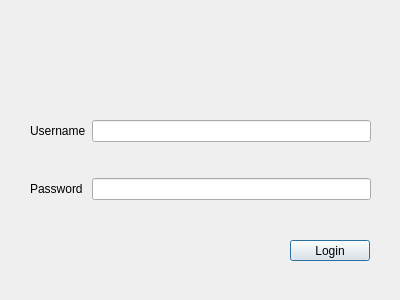
Qt form libsys/login.ui (Hydralyph/cs106-librarysystem) before a commit.
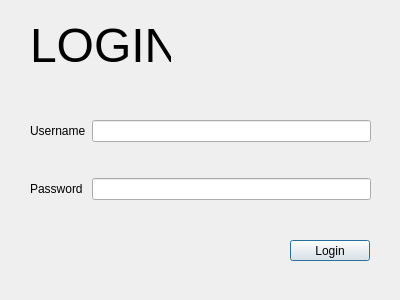
The same form after that commit.

```diff
--- a/libsys/login.ui
+++ b/libsys/login.ui
@@ -58,6 +58,24 @@
     <string>Login</string>
    </property>
   </widget>
+  <widget class="QLabel" name="label_3">
+   <property name="geometry">
+    <rect>
+     <x>30</x>
+     <y>20</y>
+     <width>141</width>
+     <height>51</height>
+    </rect>
+   </property>
+   <property name="font">
+    <font>
+     <pointsize>36</pointsize>
+    </font>
+   </property>
+   <property name="text">
+    <string>LOGIN</string>
+   </property>
+  </widget>
  </widget>
  <resources/>
  <connections/>
```
Left out of the diff: 8 changed lines with no effect on the pictures.
